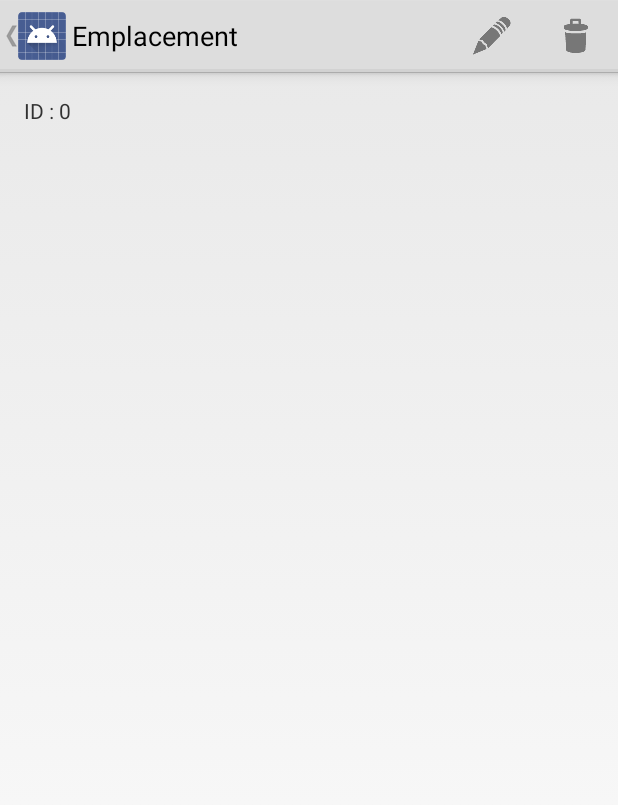
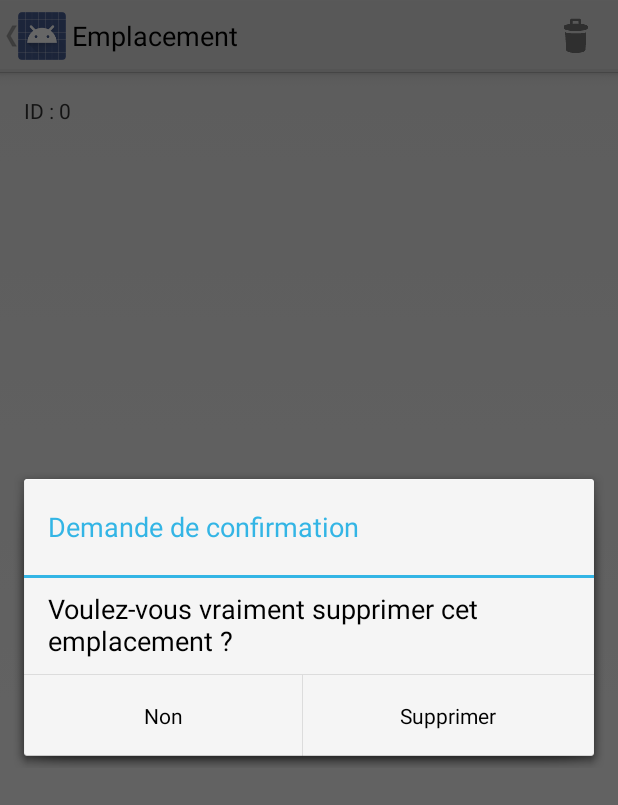
Before and after one commit to Martin-Mden/GestionEmplacements, an Android app: the AffichageEmplacementActivity screen opened directly, with no data from a screen before it, after a tap on "Supprimer l'emplacement", on a phone screen of 412 x 824 dp. Shown: the top 805 px of the screen. Run offline under Robolectric (Android 15) with nearby library versions, the phone set to English and light mode, and no system bars; 1 statement that could not run was skipped.

Commit message:
Suppression de l'option pour modifier un emplacement (fonctionnalité en développement). Ajout d'une confirmation lors de la suppression d'un emplacement.

```diff
--- a/app/src/main/java/fr/mden/gestionterrasses/activites/AffichageEmplacementActivity.java
+++ b/app/src/main/java/fr/mden/gestionterrasses/activites/AffichageEmplacementActivity.java
@@ -1,12 +1,17 @@
 package fr.mden.gestionterrasses.activites;
 
 import android.app.Activity;
+import android.app.AlertDialog;
+import android.content.DialogInterface;
 import android.os.Bundle;
 import android.view.Menu;
 import android.view.MenuItem;
 import android.widget.TextView;
+import android.widget.Toast;
 
 import fr.mden.gestionterrasses.app.R;
+import fr.mden.gestionterrasses.metier.Emplacement;
+import fr.mden.gestionterrasses.metier.EmplacementDAO;
 
 
 public class AffichageEmplacementActivity extends Activity
@@ -41,6 +46,41 @@ public class AffichageEmplacementActivity extends Activity
     {
         int id = item.getItemId();
 
+        switch (id)
+        {
+            case R.id.action_supprimer_emplacement:
+
+                // Demande de confirmation avant suppression
+                AlertDialog.Builder builder = new AlertDialog.Builder(AffichageEmplacementActivity.this);
+                builder.setTitle("Demande de confirmation");
+                builder.setMessage("Voulez-vous vraiment supprimer cet emplacement ?");
+
+                // NON
+                builder.setNegativeButton("Non", new DialogInterface.OnClickListener() {
+                    @Override
+                    public void onClick(DialogInterface dialog, int which) {
+
+                    }
+                });
+
+                // OUI
+                builder.setPositiveButton("Supprimer", new DialogInterface.OnClickListener() {
+                    @Override
+                    public void onClick(DialogInterface dialog, int which) {
+                        // Suppression de l'emplacement sélectionné
+                        EmplacementDAO emplacementDAO = new EmplacementDAO(AffichageEmplacementActivity.this);
+                        emplacementDAO.open();
+                        emplacementDAO.supprimer(idSelectionne);
+                        finish();
+                        Toast.makeText(getApplicationContext(), "Emplacement supprimé.", Toast.LENGTH_SHORT).show();
+                    }
+                });
+
+                builder.show();
+
+                break;
+        }
+
         return super.onOptionsItemSelected(item);
     }
 }
--- a/app/src/main/res/menu/affichage_emplacement.xml
+++ b/app/src/main/res/menu/affichage_emplacement.xml
@@ -3,13 +3,13 @@
     xmlns:tools="http://schemas.android.com/tools"
     tools:context="fr.mden.gestionterrasses.activites.AffichageEmplacementActivity" >
 
-    <!-- MODIFIER EMPLACEMENT -->
+    <!--
     <item android:id="@+id/action_modifier_emplacement"
         android:title="@string/action_modifier_emplacement"
         android:icon="@drawable/ic_action_edit"
         android:showAsAction="always"/>
+    -->
 
-    <!-- SUPPRIMER EMPLACEMENT -->
     <item android:id="@+id/action_supprimer_emplacement"
         android:title="@string/action_supprimer_emplacement"
         android:icon="@drawable/ic_action_discard"
```
Also changed, not shown: app/src/main/java/fr/mden/gestionterrasses/activites/MainActivity.java (+31 -11 lines).
